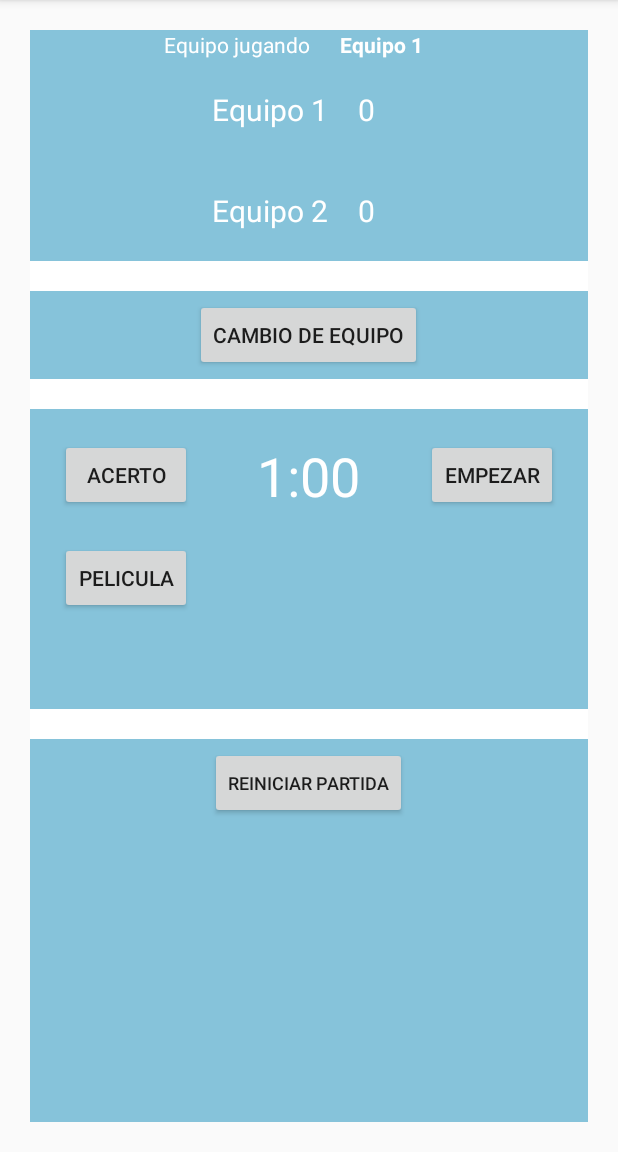
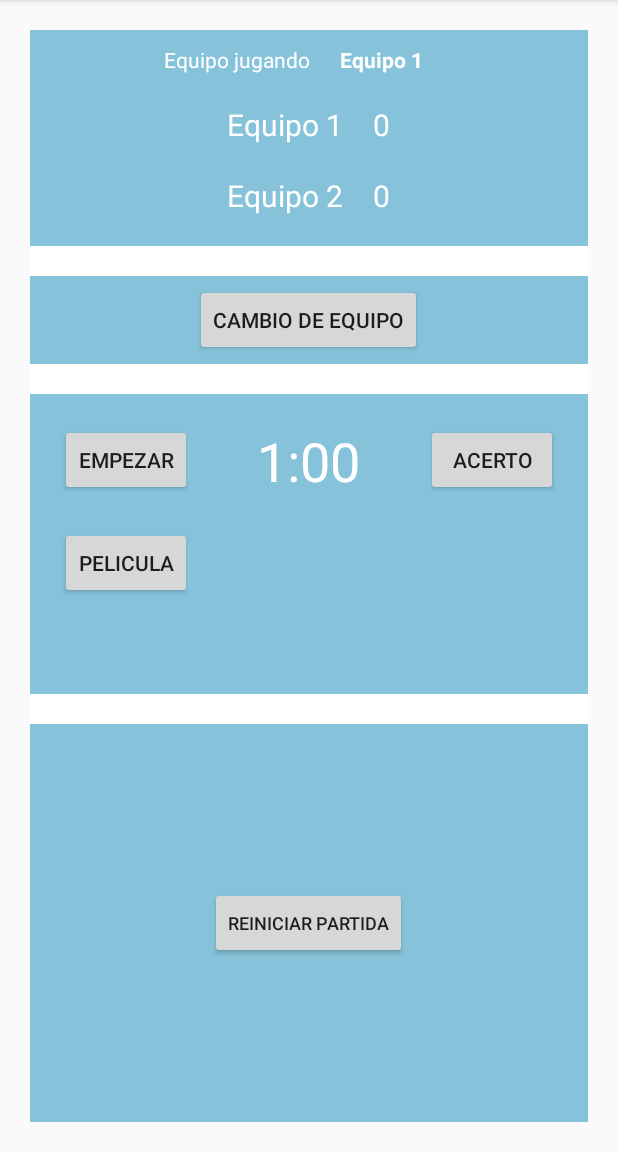
Before and after one commit to RdzSebastian/mimicapp, an Android app: the screen it shows after launch (MainActivity), on a phone screen of 412 x 824 dp, the part 84-1236 px from its top. Run offline under Robolectric (Android 15) with nearby library versions, the light colour scheme and no system bars.

Commit message:
Ultimas mejoras visuales y se le encontro un bug, cuando se apreta "acerto" el programa frena el reloj, esto produce que luego de cierto tiempo envie salgo nuevamente la activity "Acerto". hay q finalizar de alguna manera el timer

```diff
--- a/app/src/main/java/com/stoniaport/mimicapp/MainActivity.java
+++ b/app/src/main/java/com/stoniaport/mimicapp/MainActivity.java
@@ -19,7 +19,7 @@ public class MainActivity extends AppCompatActivity {
     int puntos;
     String nombre;
     String pelicula;
-    int cantidadDeVecesQuePediUnaPelicula=0;
+    int cantidadDeVecesQuePediUnaPelicula;
     //ArrayList <String> peliculaYaJugada = new ArrayList<>();
 
     Equipo equipo1 = new Equipo("Equipo 1", 1, 0);
@@ -45,6 +45,8 @@ public class MainActivity extends AppCompatActivity {
 
         puntos = 0;
         mostrarResultado();
+
+        cantidadDeVecesQuePediUnaPelicula=0;
 
         countDownButton.setOnClickListener(new View.OnClickListener() {
             @Override
@@ -110,6 +112,7 @@ public class MainActivity extends AppCompatActivity {
         super.onPause();
 
     }
+
 
 
 
--- a/app/src/main/res/layout/activity_main.xml
+++ b/app/src/main/res/layout/activity_main.xml
@@ -23,6 +23,7 @@
             android:layout_height="wrap_content"
             android:gravity="center_horizontal|center"
             android:orientation="horizontal"
+            android:layout_marginTop="10dp"
             >
 
             <TextView
@@ -48,7 +49,8 @@
         <LinearLayout
             android:layout_width="match_parent"
             android:layout_height="wrap_content"
-            android:layout_margin="20dp"
+            android:layout_marginTop="20dp"
+            android:layout_marginBottom="20dp"
             android:gravity="center_horizontal|center"
             android:orientation="horizontal">
 
@@ -60,12 +62,14 @@
                 android:textColor="@android:color/white"
                 android:textSize="20sp" />
 
+            <android.support.v4.widget.Space
+                android:layout_width="20dp"
+                android:layout_height="0dp"/>
+
             <TextView
                 android:id="@+id/puntos1"
                 android:layout_width="wrap_content"
                 android:layout_height="wrap_content"
-                android:paddingLeft="20dp"
-                android:paddingRight="20dp"
                 android:text="0"
                 android:textColor="@android:color/white"
                 android:textSize="20sp" />
@@ -76,7 +80,7 @@
         <LinearLayout
             android:layout_width="match_parent"
             android:layout_height="wrap_content"
-            android:layout_margin="20dp"
+            android:layout_marginBottom="20dp"
             android:gravity="center_horizontal|center"
             android:orientation="horizontal">
 
@@ -88,12 +92,14 @@
                 android:textColor="@android:color/white"
                 android:textSize="20sp" />
 
+            <android.support.v4.widget.Space
+                android:layout_width="20dp"
+                android:layout_height="0dp"/>
+
             <TextView
                 android:id="@+id/puntos2"
                 android:layout_width="wrap_content"
                 android:layout_height="wrap_content"
-                android:paddingLeft="20dp"
-                android:paddingRight="20dp"
                 android:text="0"
                 android:textColor="@android:color/white"
                 android:textSize="20sp" />
@@ -183,6 +189,15 @@
             android:layout_marginLeft="20dp">
 
 
+            <Button
+                android:id="@+id/buttonTime"
+                android:layout_width="wrap_content"
+                android:layout_height="wrap_content"
+                android:layout_alignParentStart="true"
+                android:layout_alignParentTop="true"
+                android:layout_alignParentLeft="true"
+                android:text="Empezar"/>
+
             <TextView
                 android:id="@+id/tiempo"
                 android:layout_width="wrap_content"
@@ -198,53 +213,44 @@
                 android:id="@+id/buttonTime2"
                 android:layout_width="wrap_content"
                 android:layout_height="wrap_content"
-                android:layout_alignParentStart="true"
                 android:layout_alignParentTop="true"
+                android:layout_alignParentEnd="true"
+                android:layout_alignParentRight="true"
                 android:onClick="Acierto"
                 android:text="Acerto"
                 android:layout_alignParentLeft="true" />
 
-            <Button
-                android:id="@+id/buttonTime"
-                android:layout_width="wrap_content"
-                android:layout_height="wrap_content"
-                android:layout_alignParentTop="true"
-                android:layout_alignParentEnd="true"
-                android:text="Empezar"
-                android:layout_alignParentRight="true" />
+
 
         </RelativeLayout>
 
 
-        <RelativeLayout
+        <LinearLayout
             android:layout_width="match_parent"
             android:layout_height="wrap_content"
-            android:layout_marginTop="20dp"
-            android:layout_marginRight="20dp"
-            android:layout_marginLeft="20dp">
-
+            android:layout_margin="20dp">
 
             <Button
                 android:id="@+id/pelicula"
                 android:layout_width="wrap_content"
                 android:layout_height="wrap_content"
-                android:layout_alignParentStart="true"
-                android:layout_alignParentTop="true"
                 android:onClick="buscarPelicula"
-                android:text="Pelicula"
-                android:layout_alignParentLeft="true" />
+                android:text="Pelicula" />
+
+            <android.support.v4.widget.Space
+                android:layout_width="40dp"
+                android:layout_height="0dp"/>
 
 
             <TextView
                 android:id="@+id/PeliculaSelect"
                 android:layout_width="wrap_content"
                 android:layout_height="wrap_content"
-                android:layout_centerInParent="true"
                 android:text="Pelicula"
                 android:textColor="@android:color/white"
                 android:textSize="24sp" />
 
-        </RelativeLayout>
+        </LinearLayout>
 
 
     </LinearLayout>
@@ -272,13 +278,12 @@
         android:background="@color/colorAccent"
         android:orientation="vertical"
         android:layout_below="@+id/r3"
+        android:gravity="center_vertical"
         >
-
 
         <LinearLayout
             android:layout_width="match_parent"
             android:layout_height="wrap_content"
-            android:layout_margin="5dp"
             android:orientation="horizontal"
             android:gravity="center_horizontal|center">
 
```
